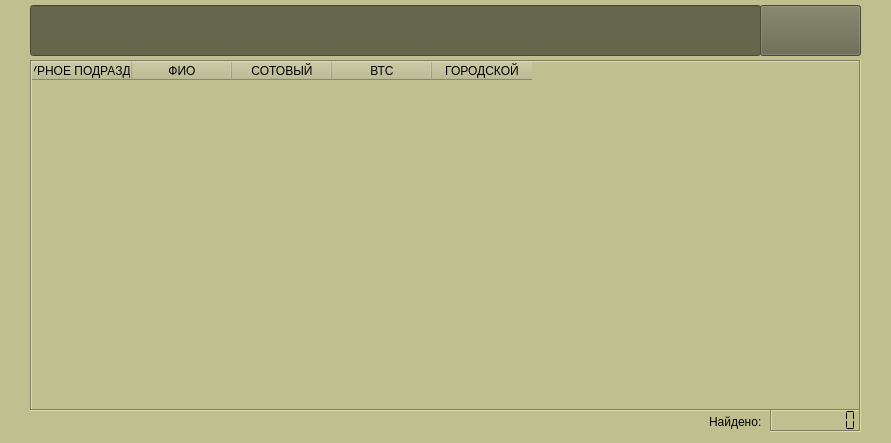
This is mainForm.ui in Vigi73/vts as Qt 5 draws it before an edit. The edited form follows.
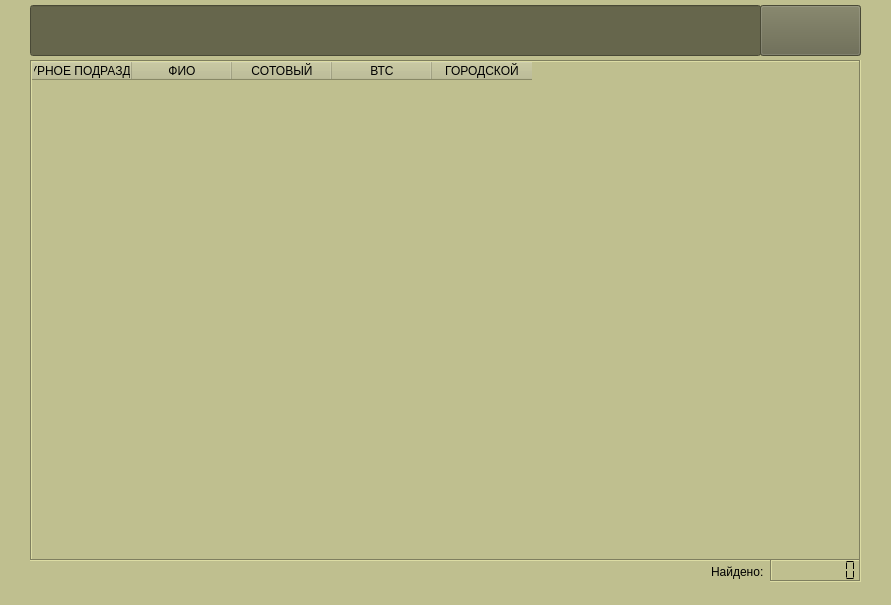
This is the edited form. Icons and pictures are not drawn.

Patch:
```diff
--- a/mainForm.ui
+++ b/mainForm.ui
@@ -7,7 +7,7 @@
     <x>0</x>
     <y>0</y>
     <width>891</width>
-    <height>443</height>
+    <height>605</height>
    </rect>
   </property>
   <property name="windowTitle">
@@ -26,7 +26,7 @@
      <x>30</x>
      <y>60</y>
      <width>831</width>
-     <height>351</height>
+     <height>501</height>
     </rect>
    </property>
    <layout class="QGridLayout" name="gridLayout">
@@ -178,7 +178,7 @@
    <property name="geometry">
     <rect>
      <x>770</x>
-     <y>409</y>
+     <y>559</y>
      <width>91</width>
      <height>23</height>
     </rect>
@@ -206,9 +206,9 @@
   <widget class="QLabel" name="label">
    <property name="geometry">
     <rect>
-     <x>709</x>
-     <y>412</y>
-     <width>61</width>
+     <x>711</x>
+     <y>562</y>
+     <width>57</width>
      <height>20</height>
     </rect>
    </property>
```
